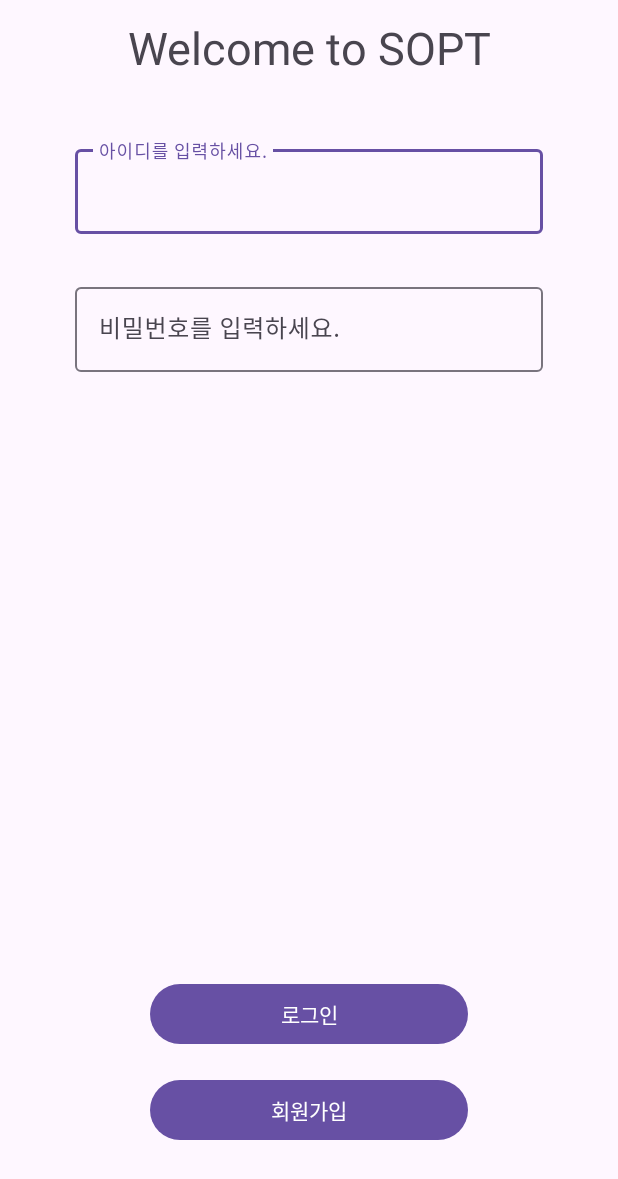
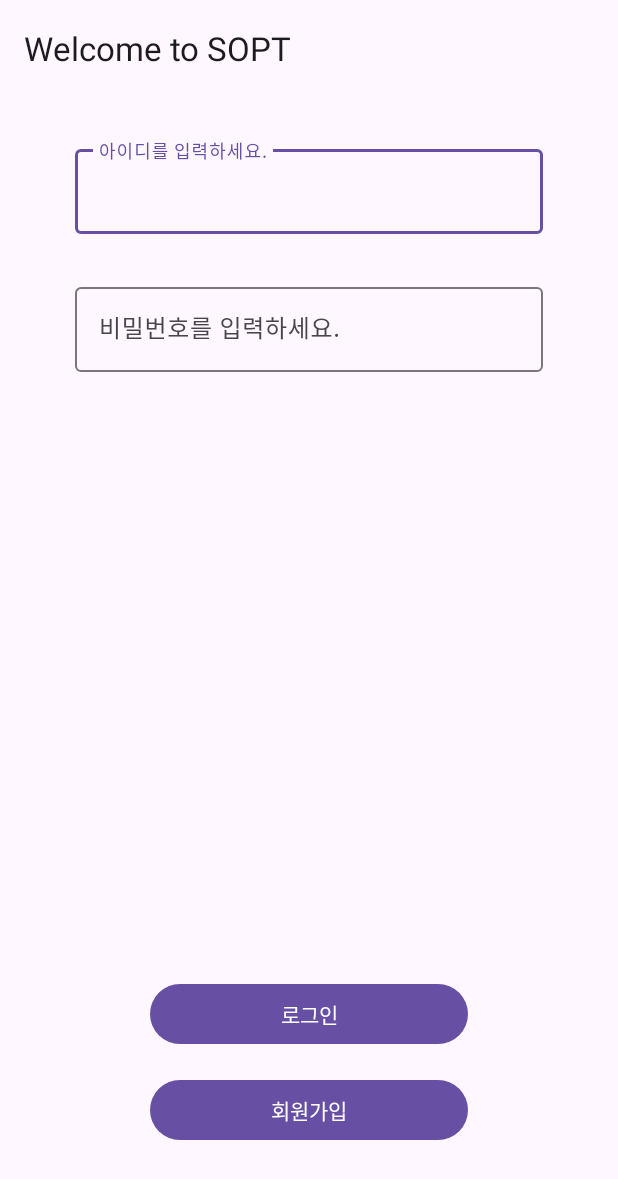
Before and after one commit to DO-SOPT-ANDROID/minwoo-kim, an Android app: the screen it shows after launch (LoginActivity), on a phone screen of 412 x 824 dp. Shown: the top 1179 px of the screen. Run offline under Robolectric (Android 15) with nearby library versions, the phone set to English and light mode, and no system bars; our stand-ins replace data binding.

Commit message:
[ADD/#13] DataBinding AND ViewModel 사용 준비

```diff
--- a/app/src/main/AndroidManifest.xml
+++ b/app/src/main/AndroidManifest.xml
@@ -29,7 +29,7 @@
             </intent-filter>
         </activity>
         <activity
-            android:name=".ui.auth.SignUpActivity"
+            android:name=".ui.auth.SignupActivity"
             android:exported="false"
             android:windowSoftInputMode="adjustPan" />
     </application>
--- a/app/src/main/java/org/sopt/dosopttemplate/ui/auth/LoginActivity.kt
+++ b/app/src/main/java/org/sopt/dosopttemplate/ui/auth/LoginActivity.kt
@@ -7,6 +7,7 @@ import android.os.Bundle
 import androidx.activity.OnBackPressedCallback
 import androidx.activity.result.ActivityResultLauncher
 import androidx.activity.result.contract.ActivityResultContracts
+import androidx.activity.viewModels
 import org.sopt.dosopttemplate.data.local.UserInfo
 import org.sopt.dosopttemplate.data.remote.api.ServicePool
 import org.sopt.dosopttemplate.data.remote.model.dto.request.auth.RequestLoginDto
@@ -22,6 +23,7 @@ import retrofit2.Response
 
 class LoginActivity : BindingActivity<ActivityLoginBinding>({ ActivityLoginBinding.inflate(it) }) {
     private lateinit var signupLauncher: ActivityResultLauncher<Intent>
+    private val loginViewModel by viewModels<LoginViewModel>()
 
     private var backPressedTime: Long = 0
     private lateinit var userInfo: UserInfo
@@ -30,6 +32,9 @@ class LoginActivity : BindingActivity<ActivityLoginBinding>({ ActivityLoginBindi
         super.onCreate(savedInstanceState)
 
         setContentView(binding.root)
+
+        binding.lifecycleOwner = this
+        binding.loginViewModel = loginViewModel
 
         hideKeyBoard()
         autoLogin()
@@ -66,11 +71,12 @@ class LoginActivity : BindingActivity<ActivityLoginBinding>({ ActivityLoginBindi
                         response: Response<ResponseLoginDto>,
                     ) {
                         if (response.isSuccessful) {
-                            val data: ResponseLoginDto = response.body() ?: ResponseLoginDto(-1, "", "")
+                            val data: ResponseLoginDto =
+                                response.body() ?: ResponseLoginDto(-1, "", "")
                             val userId = data.id
                             shortToast("로그인 성공! 유저 ID는 $userId 입니다")
 
-                            if(::userInfo.isInitialized) {
+                            if (::userInfo.isInitialized) {
                                 setUserSharedPreferences(userInfo)
                             }
 
@@ -88,7 +94,7 @@ class LoginActivity : BindingActivity<ActivityLoginBinding>({ ActivityLoginBindi
 
     private fun initSignUpBtnListener() {
         binding.btnLoginToSignUp.setOnClickListener {
-            val intent = Intent(this@LoginActivity, SignUpActivity::class.java)
+            val intent = Intent(this@LoginActivity, SignupActivity::class.java)
             signupLauncher.launch(intent)
         }
     }
--- /dev/null
+++ b/app/src/main/java/org/sopt/dosopttemplate/ui/auth/LoginViewModel.kt
@@ -0,0 +1,7 @@
+package org.sopt.dosopttemplate.ui.auth
+
+import androidx.lifecycle.ViewModel
+
+class LoginViewModel : ViewModel() {
+
+}
--- /dev/null
+++ b/app/src/main/java/org/sopt/dosopttemplate/ui/auth/SignupViewModel.kt
@@ -0,0 +1,6 @@
+package org.sopt.dosopttemplate.ui.auth
+
+import androidx.lifecycle.ViewModel
+
+class SignupViewModel : ViewModel() {
+}
--- a/app/src/main/res/layout/activity_login.xml
+++ b/app/src/main/res/layout/activity_login.xml
@@ -1,7 +1,16 @@
 <?xml version="1.0" encoding="utf-8"?>
-<androidx.constraintlayout.widget.ConstraintLayout xmlns:android="http://schemas.android.com/apk/res/android"
+<layout xmlns:android="http://schemas.android.com/apk/res/android"
     xmlns:app="http://schemas.android.com/apk/res-auto"
-    xmlns:tools="http://schemas.android.com/tools"
+    xmlns:tools="http://schemas.android.com/tools">
+
+    <data>
+
+        <variable
+            name="loginViewModel"
+            type="org.sopt.dosopttemplate.ui.auth.LoginViewModel" />
+    </data>
+
+    <androidx.constraintlayout.widget.ConstraintLayout
         android:layout_width="match_parent"
         android:layout_height="match_parent"
         tools:context=".ui.auth.LoginActivity">
@@ -14,18 +23,8 @@
             android:theme="?attr/actionBarTheme"
             app:layout_constraintEnd_toEndOf="parent"
             app:layout_constraintStart_toStartOf="parent"
-        app:layout_constraintTop_toTopOf="parent">
-
-        <TextView
-            android:id="@+id/tvLoginTitle"
-            android:layout_width="wrap_content"
-            android:layout_height="wrap_content"
-            android:layout_gravity="center"
-            android:text="Welcome to SOPT"
-            android:textSize="30sp" />
-
-    </androidx.appcompat.widget.Toolbar>
-
+            app:layout_constraintTop_toTopOf="parent"
+            app:title="Welcome to SOPT" />
 
         <com.google.android.material.textfield.TextInputLayout
             android:id="@+id/til_login_id"
@@ -86,3 +85,4 @@
             app:layout_constraintEnd_toEndOf="parent"
             app:layout_constraintStart_toStartOf="parent" />
     </androidx.constraintlayout.widget.ConstraintLayout>
+</layout>
```
Also changed, not shown: app/build.gradle (+13 -3 lines), app/src/main/java/org/sopt/dosopttemplate/ui/auth/SignUpActivity.kt (+6 -2 lines), app/src/main/res/layout/activity_sign_up.xml (+14 -3 lines). Lines whose indentation alone changed are shown as unchanged.
